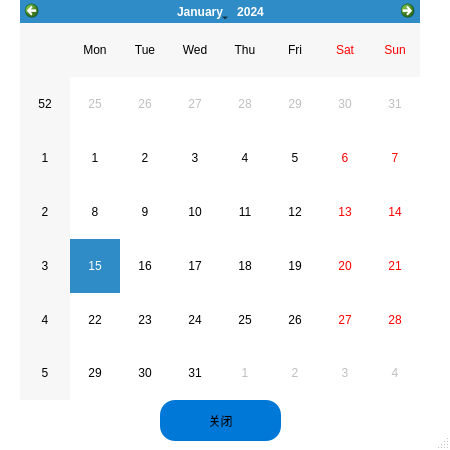
Above: Email/Libs/calender.ui from marsggbo/MarsMail before the change. Below: the same form after it.
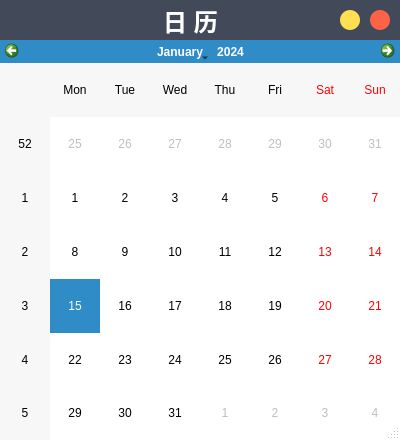
That is the form after the change. Icons and pictures are not drawn.

The edit to the form file:
```diff
--- a/Email/Libs/calender.ui
+++ b/Email/Libs/calender.ui
@@ -6,14 +6,26 @@
    <rect>
     <x>0</x>
     <y>0</y>
-    <width>450</width>
-    <height>450</height>
+    <width>400</width>
+    <height>440</height>
    </rect>
   </property>
+  <property name="sizePolicy">
+   <sizepolicy hsizetype="Preferred" vsizetype="Preferred">
+    <horstretch>0</horstretch>
+    <verstretch>0</verstretch>
+   </sizepolicy>
+  </property>
+  <property name="minimumSize">
+   <size>
+    <width>400</width>
+    <height>440</height>
+   </size>
+  </property>
   <property name="maximumSize">
    <size>
-    <width>450</width>
-    <height>450</height>
+    <width>400</width>
+    <height>440</height>
    </size>
   </property>
   <property name="contextMenuPolicy">
@@ -35,28 +47,86 @@
   <widget class="QCalendarWidget" name="calendarWidget">
    <property name="geometry">
     <rect>
-     <x>20</x>
-     <y>0</y>
+     <x>0</x>
+     <y>40</y>
      <width>400</width>
      <height>400</height>
     </rect>
    </property>
   </widget>
-  <widget class="QPushButton" name="calenderclose">
+  <widget class="QWidget" name="widget" native="true">
    <property name="geometry">
     <rect>
-     <x>160</x>
-     <y>400</y>
-     <width>121</width>
-     <height>41</height>
+     <x>0</x>
+     <y>0</y>
+     <width>401</width>
+     <height>40</height>
     </rect>
    </property>
    <property name="styleSheet">
-    <string notr="true"/>
+    <string notr="true">background-color: rgb(66, 74, 89);</string>
    </property>
-   <property name="text">
-    <string>关闭</string>
-   </property>
+   <widget class="QPushButton" name="calenderMin">
+    <property name="geometry">
+     <rect>
+      <x>340</x>
+      <y>10</y>
+      <width>20</width>
+      <height>20</height>
+     </rect>
+    </property>
+    <property name="toolTip">
+     <string/>
+    </property>
+    <property name="styleSheet">
+     <string notr="true">#calenderMin{
+background-color:rgb(255,224,81);
+	border-radius:10px;}
+#calenderMin:hover{
+border-image: url(:/souce/souce/最小化.png);
+}
+</string>
+    </property>
+    <property name="text">
+     <string/>
+    </property>
+   </widget>
+   <widget class="QPushButton" name="calenderClose">
+    <property name="geometry">
+     <rect>
+      <x>370</x>
+      <y>10</y>
+      <width>20</width>
+      <height>20</height>
+     </rect>
+    </property>
+    <property name="styleSheet">
+     <string notr="true">#calenderClose{
+	background-color:tomato;
+	border-radius:10px;}
+#calenderClose:hover{border-image: url(:/souce/souce/关闭1.png);}
+</string>
+    </property>
+    <property name="text">
+     <string/>
+    </property>
+   </widget>
+   <widget class="QLabel" name="label">
+    <property name="geometry">
+     <rect>
+      <x>140</x>
+      <y>0</y>
+      <width>101</width>
+      <height>41</height>
+     </rect>
+    </property>
+    <property name="styleSheet">
+     <string notr="true">color:white;</string>
+    </property>
+    <property name="text">
+     <string>&lt;html&gt;&lt;head/&gt;&lt;body&gt;&lt;p align=&quot;center&quot;&gt;&lt;span style=&quot; font-size:18pt; font-weight:600;&quot;&gt;日    历&lt;/span&gt;&lt;/p&gt;&lt;/body&gt;&lt;/html&gt;</string>
+    </property>
+   </widget>
   </widget>
  </widget>
  <resources>
```
